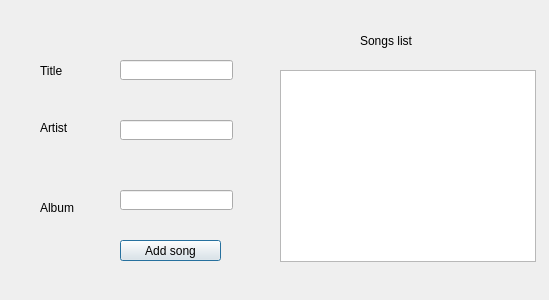
Before: the Qt Designer form Music-Manager/songpage.ui in david-boules/Music-Playlist-Manager, drawn with Qt 5.
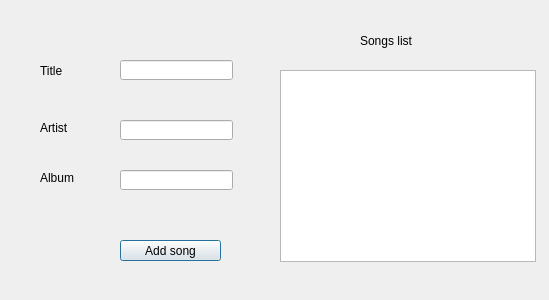
After: the same form once the commit is applied.

```diff
--- a/Music-Manager/songpage.ui
+++ b/Music-Manager/songpage.ui
@@ -37,7 +37,7 @@
    <property name="geometry">
     <rect>
      <x>120</x>
-     <y>190</y>
+     <y>170</y>
      <width>113</width>
      <height>20</height>
     </rect>
@@ -73,7 +73,7 @@
    <property name="geometry">
     <rect>
      <x>40</x>
-     <y>200</y>
+     <y>170</y>
      <width>51</width>
      <height>16</height>
     </rect>
```
